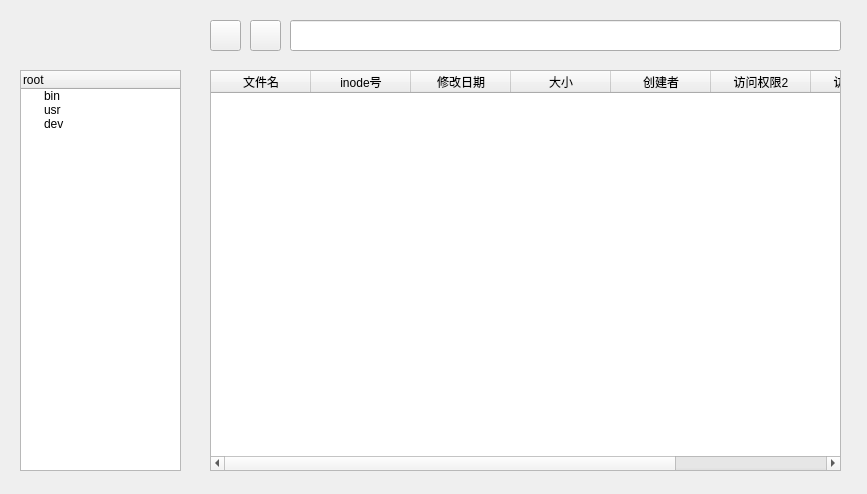
Qt form widget_catalog.ui (puzzledsky/os-course-design) before a commit.
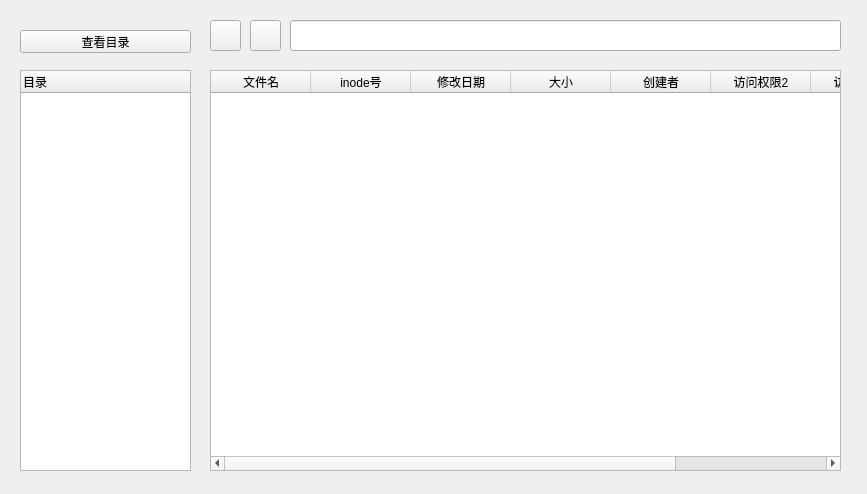
The same form after that commit. Icons and pictures are not drawn.

```diff
--- a/widget_catalog.ui
+++ b/widget_catalog.ui
@@ -18,30 +18,15 @@
     <rect>
      <x>20</x>
      <y>70</y>
-     <width>161</width>
+     <width>171</width>
      <height>401</height>
     </rect>
    </property>
    <column>
     <property name="text">
-     <string>root</string>
+     <string>目录</string>
     </property>
    </column>
-   <item>
-    <property name="text">
-     <string>bin</string>
-    </property>
-   </item>
-   <item>
-    <property name="text">
-     <string>usr</string>
-    </property>
-   </item>
-   <item>
-    <property name="text">
-     <string>dev</string>
-    </property>
-   </item>
   </widget>
   <widget class="QTableWidget" name="table_file">
    <property name="geometry">
@@ -141,6 +126,19 @@
     <string/>
    </property>
   </widget>
+  <widget class="QPushButton" name="pushButton_3">
+   <property name="geometry">
+    <rect>
+     <x>20</x>
+     <y>30</y>
+     <width>171</width>
+     <height>23</height>
+    </rect>
+   </property>
+   <property name="text">
+    <string>查看目录</string>
+   </property>
+  </widget>
  </widget>
  <tabstops>
   <tabstop>treeWidget</tabstop>
```
